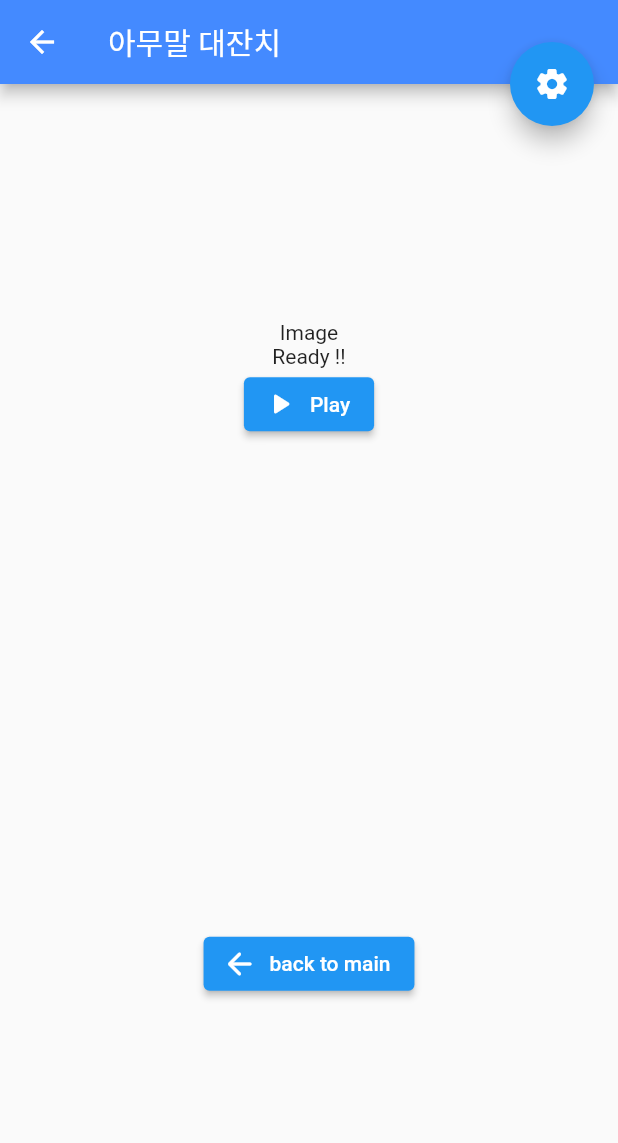
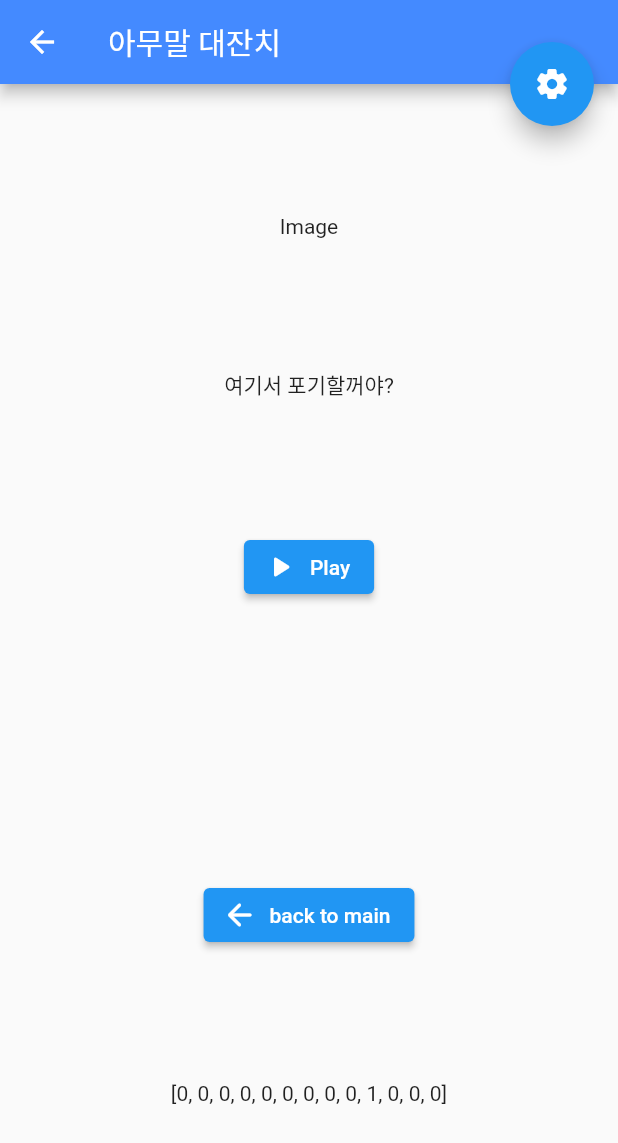
Before and after one commit to ingrid410520/MagicConch, a Flutter app: the Screen_Anyword screen opened by its route, after a tap on "Play", on a phone screen of 412 x 824 dp. Shown: the top 1143 px of the screen. Run offline on Flutter 3.47's test engine with Material 2 defaults, Android fonts, the phone set to English and light mode, and no system bars.

Commit message:
아무말 대잔치 작동.

```diff
--- a/lib/Screen/Anyword.dart
+++ b/lib/Screen/Anyword.dart
@@ -1,8 +1,6 @@
 import 'dart:math';
-
 import 'package:flutter/material.dart';
-import 'package:magic_conch/Function/Build_MyScreen.dart';
-
+List listStringCount = [];
 class Screen_Anyword extends StatefulWidget {
   Screen_Anyword({Key? key}) : super(key: key);
 
@@ -25,14 +23,21 @@ class Screen_Anyword extends StatefulWidget {
     "내로남불",
   ];
 
+
   @override
   State<Screen_Anyword> createState() => _Screen_AnywordState();
 }
 
 class _Screen_AnywordState extends State<Screen_Anyword> {
-  String Test = "Ready !!";
+  String strShow = "Ready !!";
 
   @override
+  void initState() {
+    super.initState();
+    listStringCount =
+        List.filled(Screen_Anyword().listString.length, 0, growable: true);
+  }
+
   Widget build(BuildContext context) {
     return Scaffold(
       appBar: AppBar(
@@ -43,25 +48,24 @@ class _Screen_AnywordState extends State<Screen_Anyword> {
         child: Column(
           mainAxisAlignment: MainAxisAlignment.spaceEvenly,
           children: [
-            Column(
-              mainAxisAlignment: MainAxisAlignment.spaceEvenly,
-              children: [
             Text("Image"),
-                Text(Test),
+            Text(strShow),
             ElevatedButton.icon(
               icon: Icon(Icons.play_arrow_rounded),
               label: Text('Play'),
               onPressed: () {
-                    Test = "Check !!";
-                    // String newString = "";
-                    // do {
-                    //   newString = Screen_Anyword().listString[
-                    //       Random().nextInt(Screen_Anyword().listString.length)];
-                    // } while (Test != newString);
-                    // Test = newString;
+                setState(() {
+                  String newString = "";
+                  int maxNum = Screen_Anyword().listString.length;
+                  int rNum = 0;
+                  do {
+                    rNum = Random().nextInt(maxNum);
+                    newString = Screen_Anyword().listString[rNum];
+                  } while (strShow == newString);
+                  strShow = newString;
+                  listStringCount[rNum]++;
+                });
               },
-                ),
-              ],
             ),
             SizedBox(height: 10.0),
             ElevatedButton.icon(
@@ -75,6 +79,8 @@ class _Screen_AnywordState extends State<Screen_Anyword> {
                 }
               },
             ),
+            Text(listStringCount.toString())
+
           ],
         ),
       ),
```
Lines whose indentation alone changed are shown as unchanged.
